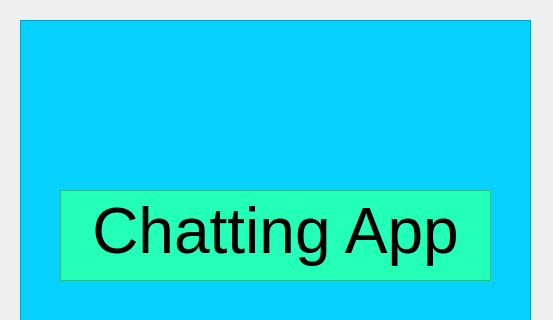
This is UI/ui_login_0.1/login_session.ui in perillamint/li_big_a as Qt 5 draws it before an edit; both pictures show x 0 to 553 and y 0 to 320 of the 553 by 707 pixel window. The edited form follows.
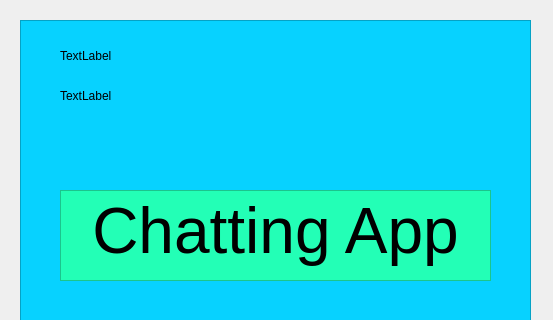
This is the edited form.

Commit message: I add  input function to main_login_session and add OTR sendMessage function to Chat_format_main.

Patch:
```diff
--- a/UI/ui_login_0.1/login_session.ui
+++ b/UI/ui_login_0.1/login_session.ui
@@ -282,6 +282,32 @@
 &lt;p align=&quot;center&quot; style=&quot; margin-top:0px; margin-bottom:0px; margin-left:0px; margin-right:0px; -qt-block-indent:0; text-indent:0px;&quot;&gt;&lt;span style=&quot; font-size:48pt;&quot;&gt;Chatting App&lt;/span&gt;&lt;/p&gt;&lt;/body&gt;&lt;/html&gt;</string>
      </property>
     </widget>
+    <widget class="QLabel" name="label">
+     <property name="geometry">
+      <rect>
+       <x>40</x>
+       <y>30</y>
+       <width>56</width>
+       <height>12</height>
+      </rect>
+     </property>
+     <property name="text">
+      <string>TextLabel</string>
+     </property>
+    </widget>
+    <widget class="QLabel" name="label_2">
+     <property name="geometry">
+      <rect>
+       <x>40</x>
+       <y>70</y>
+       <width>56</width>
+       <height>12</height>
+      </rect>
+     </property>
+     <property name="text">
+      <string>TextLabel</string>
+     </property>
+    </widget>
     <zorder>frame_2</zorder>
     <zorder>input_ID</zorder>
     <zorder>label_ID</zorder>
```
Left out of the diff: 3 changed lines with no effect on the pictures. The commit also changes 24 other files.
